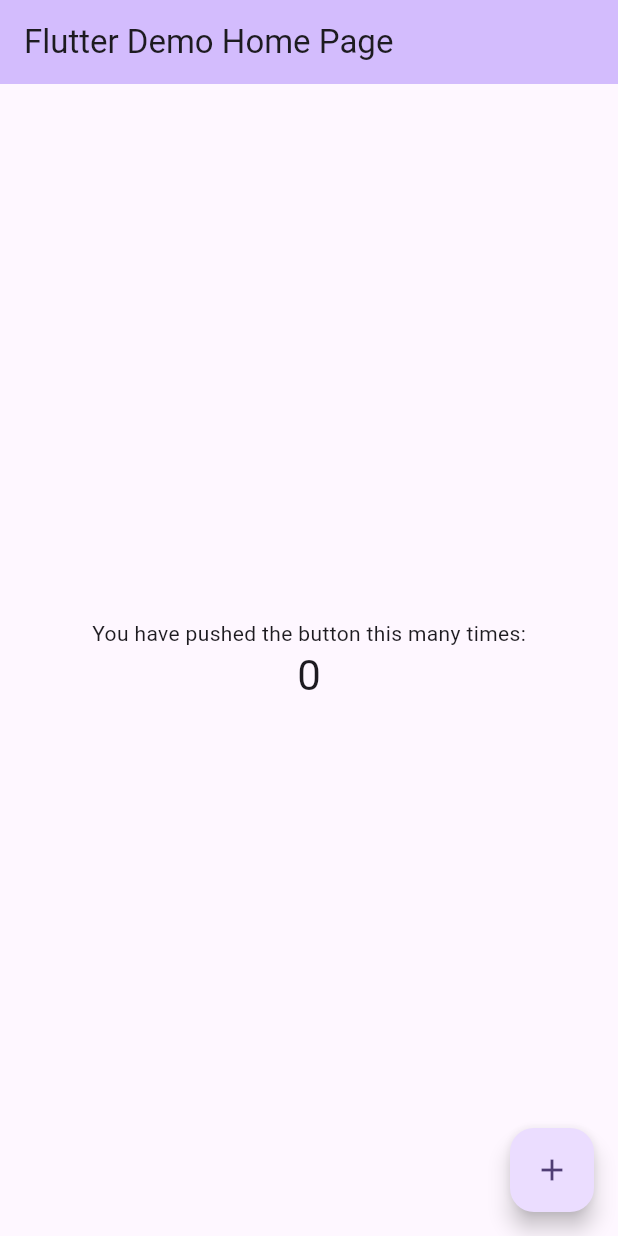
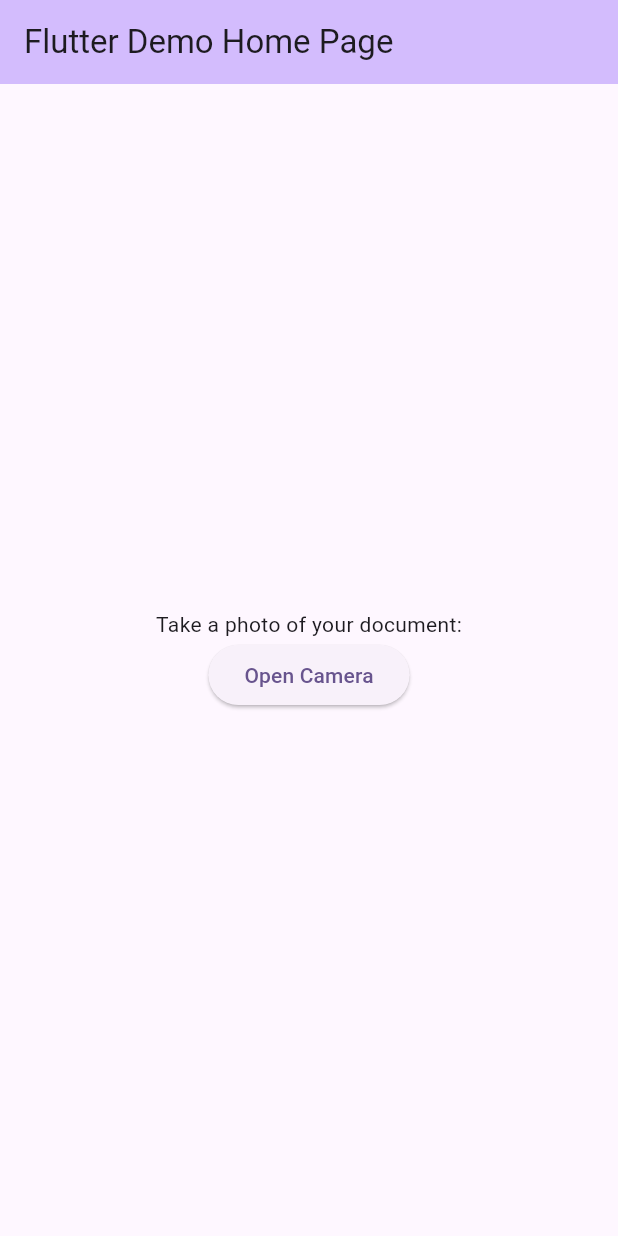
Before and after one commit to jaaizakariae/smart_scanner_ppe_mobile, a Flutter app: the screen it shows after launch, on a phone screen of 412 x 824 dp. Run offline on Flutter 3.47's test engine with Material 3 defaults, Android fonts, the phone set to English and light mode, and no system bars; our stand-ins replace camera.

Commit message:
open camera works

```diff
--- a/lib/main.dart
+++ b/lib/main.dart
@@ -1,4 +1,5 @@
 import 'package:flutter/material.dart';
+import 'camera_screen.dart';
 
 void main() {
   runApp(const MyApp());
@@ -7,27 +8,11 @@ void main() {
 class MyApp extends StatelessWidget {
   const MyApp({super.key});
 
-  // This widget is the root of your application.
   @override
   Widget build(BuildContext context) {
     return MaterialApp(
       title: 'Flutter Demo',
       theme: ThemeData(
-        // This is the theme of your application.
-        //
-        // TRY THIS: Try running your application with "flutter run". You'll see
-        // the application has a purple toolbar. Then, without quitting the app,
-        // try changing the seedColor in the colorScheme below to Colors.green
-        // and then invoke "hot reload" (save your changes or press the "hot
-        // reload" button in a Flutter-supported IDE, or press "r" if you used
-        // the command line to start the app).
-        //
-        // Notice that the counter didn't reset back to zero; the application
-        // state is not lost during the reload. To reset the state, use hot
-        // restart instead.
-        //
-        // This works for code too, not just values: Most code changes can be
-        // tested with just a hot reload.
         colorScheme: ColorScheme.fromSeed(seedColor: Colors.deepPurple),
         useMaterial3: true,
       ),
@@ -39,15 +24,6 @@ class MyApp extends StatelessWidget {
 class MyHomePage extends StatefulWidget {
   const MyHomePage({super.key, required this.title});
 
-  // This widget is the home page of your application. It is stateful, meaning
-  // that it has a State object (defined below) that contains fields that affect
-  // how it looks.
-
-  // This class is the configuration for the state. It holds the values (in this
-  // case the title) provided by the parent (in this case the App widget) and
-  // used by the build method of the State. Fields in a Widget subclass are
-  // always marked "final".
-
   final String title;
 
   @override
@@ -55,71 +31,30 @@ class MyHomePage extends StatefulWidget {
 }
 
 class _MyHomePageState extends State<MyHomePage> {
-  int _counter = 0;
-
-  void _incrementCounter() {
-    setState(() {
-      // This call to setState tells the Flutter framework that something has
-      // changed in this State, which causes it to rerun the build method below
-      // so that the display can reflect the updated values. If we changed
-      // _counter without calling setState(), then the build method would not be
-      // called again, and so nothing would appear to happen.
-      _counter++;
-    });
-  }
-
   @override
   Widget build(BuildContext context) {
-    // This method is rerun every time setState is called, for instance as done
-    // by the _incrementCounter method above.
-    //
-    // The Flutter framework has been optimized to make rerunning build methods
-    // fast, so that you can just rebuild anything that needs updating rather
-    // than having to individually change instances of widgets.
     return Scaffold(
       appBar: AppBar(
-        // TRY THIS: Try changing the color here to a specific color (to
-        // Colors.amber, perhaps?) and trigger a hot reload to see the AppBar
-        // change color while the other colors stay the same.
         backgroundColor: Theme.of(context).colorScheme.inversePrimary,
-        // Here we take the value from the MyHomePage object that was created by
-        // the App.build method, and use it to set our appbar title.
         title: Text(widget.title),
       ),
       body: Center(
-        // Center is a layout widget. It takes a single child and positions it
-        // in the middle of the parent.
         child: Column(
-          // Column is also a layout widget. It takes a list of children and
-          // arranges them vertically. By default, it sizes itself to fit its
-          // children horizontally, and tries to be as tall as its parent.
-          //
-          // Column has various properties to control how it sizes itself and
-          // how it positions its children. Here we use mainAxisAlignment to
-          // center the children vertically; the main axis here is the vertical
-          // axis because Columns are vertical (the cross axis would be
-          // horizontal).
-          //
-          // TRY THIS: Invoke "debug painting" (choose the "Toggle Debug Paint"
-          // action in the IDE, or press "p" in the console), to see the
-          // wireframe for each widget.
           mainAxisAlignment: MainAxisAlignment.center,
           children: <Widget>[
-            const Text(
-              'You have pushed the button this many times:',
-            ),
-            Text(
-              '$_counter',
-              style: Theme.of(context).textTheme.headlineMedium,
+            const Text('Take a photo of your document:'),
+            ElevatedButton(
+              onPressed: () {
+                Navigator.push(
+                  context,
+                  MaterialPageRoute(builder: (context) => const CameraScreen()),
+                );
+              },
+              child: const Text('Open Camera'),
             ),
           ],
         ),
       ),
-      floatingActionButton: FloatingActionButton(
-        onPressed: _incrementCounter,
-        tooltip: 'Increment',
-        child: const Icon(Icons.add),
-      ), // This trailing comma makes auto-formatting nicer for build methods.
     );
   }
 }
--- a/pubspec.yaml
+++ b/pubspec.yaml
@@ -30,7 +30,10 @@ environment:
 dependencies:
   flutter:
     sdk: flutter
-
+  camera: ^0.10.0+4
+  image_picker: ^0.8.4+3
+  path_provider: ^2.0.7
+  path: ^1.8.2
 
   # The following adds the Cupertino Icons font to your application.
   # Use with the CupertinoIcons class for iOS style icons.
```
Also changed, not shown: lib/camera_screen.dart (added, +94 -0 lines), pubspec.lock, 7 other files.
